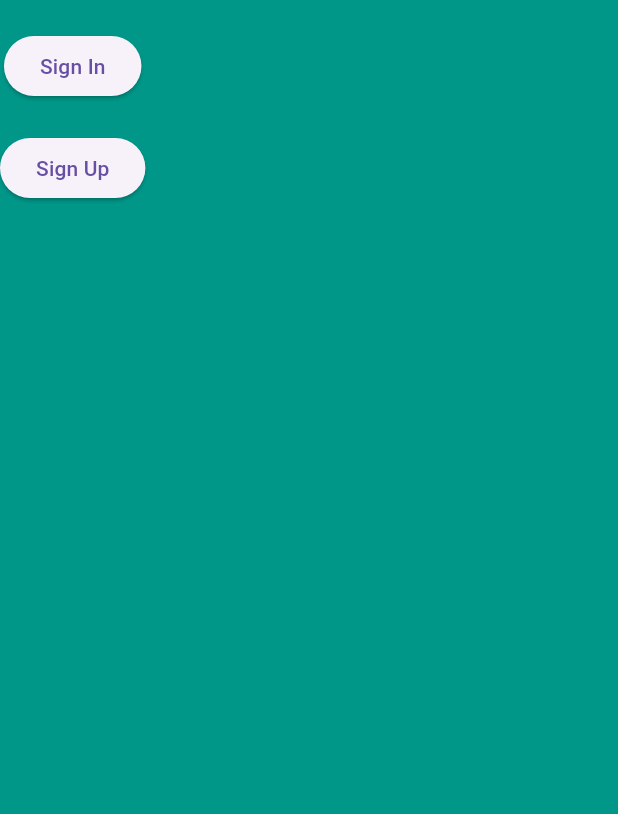
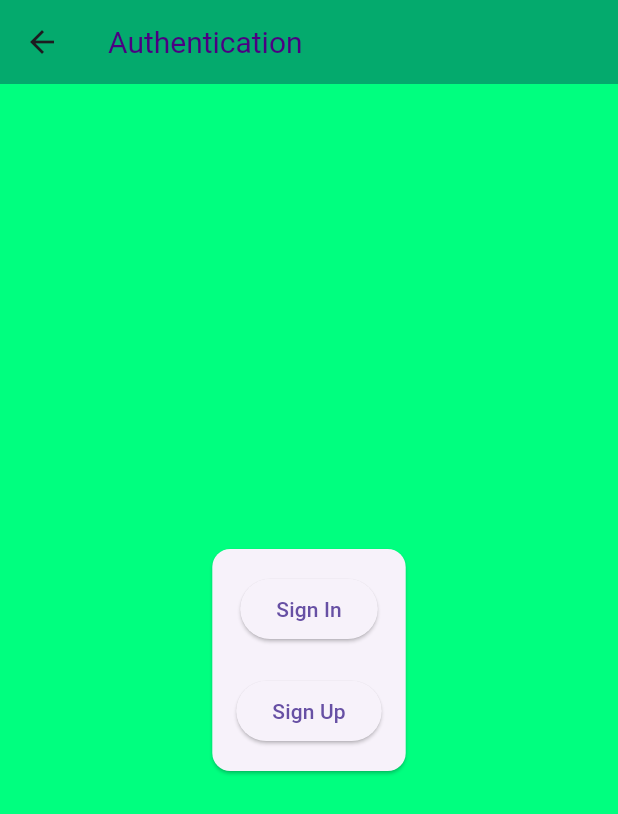
Before and after one commit to DionYosh/duma_suites, a Flutter app: the MobileAuthPage screen opened directly, on a phone screen of 412 x 824 dp. Shown: the top 814 px of the screen. Run offline on Flutter 3.47's test engine with Material 3 defaults, Android fonts, the phone set to English and light mode, and no system bars.

Commit message:
Themes changes

```diff
--- a/lib/main/screens.dart
+++ b/lib/main/screens.dart
@@ -32,7 +32,7 @@ class ScreensState extends State<Screens> {
         const MobileExplorePage(),
         const MobileBlogsPage(),
         const MobileNotificationsPage(),
-        const MobileAccountPage(isUserAuthenticated: true,),
+        const MobileAccountPage(isUserAuthenticated: false,),
       ];
 
   final List<Widget> webPages = [
@@ -68,17 +68,17 @@ class ScreensState extends State<Screens> {
           child: const TextField(
             decoration: InputDecoration(
               hintText: 'Search...',
-              hintStyle: TextStyle(color: Colors.teal),
+              hintStyle: TextStyle(color:  Color(0xff04AA6D)),
               border: InputBorder.none,
-              prefixIcon: Icon(Icons.search, color: Colors.teal),
+              prefixIcon: Icon(Icons.search, color:  Color(0xff04AA6D)),
               contentPadding: EdgeInsets.symmetric(vertical: 10),
             ),
-            style: TextStyle(color: Colors.teal),
-            cursorColor: Colors.teal,
+            style: TextStyle(color:  Color(0xff04AA6D)),
+            cursorColor:  Color(0xff04AA6D),
           ),
         ),
         // Adjust the background color if needed
-        backgroundColor: Colors.teal,
+        backgroundColor:  const Color(0xff04AA6D),
       ),
       // Use the selected page widget
       body: selectedPages[currentIndex],
--- a/lib/main/theme_data.dart
+++ b/lib/main/theme_data.dart
@@ -9,54 +9,54 @@ class CustomTheme {
 
 final ThemeData themeData = ThemeData(
   primarySwatch: Colors.teal,
-  scaffoldBackgroundColor: Colors.teal,
+  scaffoldBackgroundColor: const Color(0xFF00FF7F),
   textTheme: const TextTheme(
     displayLarge: TextStyle(
-        color: Colors.white, fontSize: 32, fontWeight: FontWeight.bold),
+        color: Color(0xff4B0082), fontSize: 32, fontWeight: FontWeight.bold),
     displayMedium: TextStyle(
-        color: Colors.white, fontSize: 28, fontWeight: FontWeight.bold),
+        color: Color(0xff4B0082), fontSize: 28, fontWeight: FontWeight.bold),
     displaySmall: TextStyle(
-        color: Colors.white, fontSize: 24, fontWeight: FontWeight.bold),
+        color: Color(0xff4B0082), fontSize: 24, fontWeight: FontWeight.bold),
     headlineMedium: TextStyle(
-        color: Colors.white, fontSize: 22, fontWeight: FontWeight.bold),
+        color: Color(0xff4B0082), fontSize: 22, fontWeight: FontWeight.bold),
     headlineSmall: TextStyle(
-        color: Colors.white, fontSize: 20, fontWeight: FontWeight.bold),
+        color: Color(0xff4B0082), fontSize: 20, fontWeight: FontWeight.bold),
     titleLarge: TextStyle(
-        color: Colors.white, fontSize: 18, fontWeight: FontWeight.w600),
+        color: Color(0xff4B0082), fontSize: 18, fontWeight: FontWeight.w600),
     titleMedium: TextStyle(
-        color: Colors.white, fontSize: 16, fontWeight: FontWeight.w600),
+        color: Color(0xff4B0082), fontSize: 16, fontWeight: FontWeight.w600),
     titleSmall: TextStyle(
-        color: Colors.white, fontSize: 14, fontWeight: FontWeight.w600),
+        color: Color(0xff4B0082), fontSize: 14, fontWeight: FontWeight.w600),
     bodyLarge: TextStyle(
-        color: Colors.white, fontSize: 16, fontWeight: FontWeight.normal),
+        color: Color(0xff4B0082), fontSize: 16, fontWeight: FontWeight.normal),
     bodyMedium: TextStyle(
-        color: Colors.white, fontSize: 14, fontWeight: FontWeight.normal),
+        color: Color(0xff4B0082), fontSize: 14, fontWeight: FontWeight.normal),
     bodySmall: TextStyle(
-        color: Colors.white, fontSize: 12, fontWeight: FontWeight.normal),
+        color: Color(0xff4B0082), fontSize: 12, fontWeight: FontWeight.normal),
     labelLarge: TextStyle(
-        color: Colors.white, fontSize: 14, fontWeight: FontWeight.w500),
+        color: Color(0xff4B0082), fontSize: 14, fontWeight: FontWeight.w500),
     labelMedium: TextStyle(
-        color: Colors.white, fontSize: 12, fontWeight: FontWeight.w500),
+        color: Color(0xff4B0082), fontSize: 12, fontWeight: FontWeight.w500),
     labelSmall: TextStyle(
-        color: Colors.white, fontSize: 10, fontWeight: FontWeight.w500),
+        color: Color(0xff4B0082), fontSize: 10, fontWeight: FontWeight.w500),
   ),
   appBarTheme: const AppBarTheme(
-    backgroundColor: Colors.teal,
-    titleTextStyle: TextStyle(color: Colors.white, fontSize: 20),
+    backgroundColor: Color(0xff04AA6D),
+    titleTextStyle: TextStyle(color: Color(0xff4B0082), fontSize: 20),
   ),
   bottomNavigationBarTheme: const BottomNavigationBarThemeData(
-    backgroundColor: Colors.green,
-    selectedItemColor: Colors.white,
-    unselectedItemColor: Colors.white,
+    backgroundColor: Color(0xff00FA9A),
+    selectedItemColor: Color(0xff4B0082),
+    unselectedItemColor: Color(0xff4B0082),
   ),
   listTileTheme: const ListTileThemeData(
-    iconColor: Colors.white,
-    titleTextStyle: TextStyle(color: Colors.white),
+    iconColor: Color(0xff4B0082),
+    titleTextStyle: TextStyle(color: Color(0xff4B0082)),
     subtitleTextStyle: TextStyle(color: Colors.grey),
   ),
   // Customize the Drawer Theme
   drawerTheme: const DrawerThemeData(
-    backgroundColor: Colors.teal, // Background color of the drawer
+    backgroundColor: Color(0xff04AA6D), // Background color of the drawer
   ),
 );
 
--- a/lib/screens/Mobile/main/mobile_auth_page.dart
+++ b/lib/screens/Mobile/main/mobile_auth_page.dart
@@ -1,23 +1,40 @@
 import 'package:flutter/material.dart';
+import 'package:duma_suites/screens/Mobile/auth/sign_in_page.dart';
+import 'package:duma_suites/screens/Mobile/auth/sign_up_page.dart';
 
 class MobileAuthPage extends StatelessWidget {
   const MobileAuthPage({super.key});
 
   @override
   Widget build(BuildContext context) {
-    return Column(
+    return Scaffold(
+      appBar: AppBar(
+        title: const Text('Authentication'),
+      ),
+      body: Center(
+        child: Card(
+          margin: const EdgeInsets.all(16.0),
+          child: Padding(
+            padding: const EdgeInsets.all(16.0),
+            child: Column(
+              mainAxisSize: MainAxisSize.min,
               children: [
-        const SizedBox(height: 20.0),
                 ElevatedButton(
-          onPressed: () => Navigator.pushNamed(context, '/signIn'),
+                  onPressed: () =>
+                      Navigator.pushNamed(context, const SignInPage() as String),
                   child: const Text('Sign In'),
                 ),
                 const SizedBox(height: 20.0),
                 ElevatedButton(
-          onPressed: () => Navigator.pushNamed(context, '/signUp'),
+                  onPressed: () =>
+                      Navigator.pushNamed(context, const SignUpPage() as String),
                   child: const Text('Sign Up'),
                 ),
               ],
+            ),
+          ),
+        ),
+      ),
     );
   }
 }
```
Lines whose indentation alone changed are shown as unchanged.
